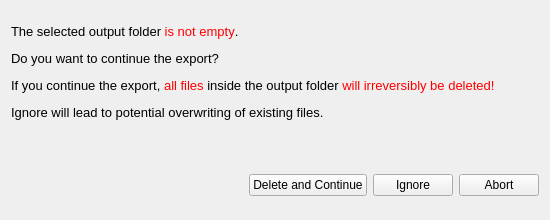
Above: iVS3D/src/iVS3D-core/view/emptyfolderdialog.ui from iVS3D/iVS3D before the change. Below: the same form after it.
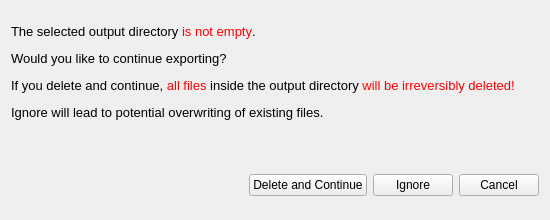
That is the form after the change.

```diff
--- a/iVS3D/src/iVS3D-core/view/emptyfolderdialog.ui
+++ b/iVS3D/src/iVS3D-core/view/emptyfolderdialog.ui
@@ -42,7 +42,7 @@
    <item>
     <widget class="QLabel" name="label">
      <property name="text">
-      <string>&lt;html&gt;&lt;head/&gt;&lt;body&gt;&lt;p&gt;&lt;span style=&quot; font-size:10pt;&quot;&gt;The selected output folder &lt;/span&gt;&lt;span style=&quot; font-size:10pt; color:#ff0000;&quot;&gt;is not empty&lt;/span&gt;&lt;span style=&quot; font-size:10pt;&quot;&gt;.&lt;/span&gt;&lt;/p&gt;&lt;p&gt;&lt;span style=&quot; font-size:10pt;&quot;&gt;Do you want to continue the export?&lt;/span&gt;&lt;/p&gt;&lt;p&gt;&lt;span style=&quot; font-size:10pt;&quot;&gt;If you continue the export, &lt;/span&gt;&lt;span style=&quot; font-size:10pt; color:#ff0000;&quot;&gt;all files&lt;/span&gt;&lt;span style=&quot; font-size:10pt;&quot;&gt; inside the output folder &lt;/span&gt;&lt;span style=&quot; font-size:10pt; color:#ff0000;&quot;&gt;will irreversibly be deleted!&lt;/span&gt;&lt;/p&gt;&lt;p&gt;&lt;span style=&quot; font-size:10pt;&quot;&gt;Ignore will lead to potential overwriting of existing files.&lt;/span&gt;&lt;/p&gt;&lt;/body&gt;&lt;/html&gt;</string>
+      <string>&lt;html&gt;&lt;head/&gt;&lt;body&gt;&lt;p&gt;&lt;span style=&quot; font-size:10pt;&quot;&gt;The selected output directory &lt;/span&gt;&lt;span style=&quot; font-size:10pt; color:#ff0000;&quot;&gt;is not empty&lt;/span&gt;&lt;span style=&quot; font-size:10pt;&quot;&gt;.&lt;/span&gt;&lt;/p&gt;&lt;p&gt;&lt;span style=&quot; font-size:10pt;&quot;&gt;Would you like to continue exporting?&lt;/span&gt;&lt;/p&gt;&lt;p&gt;&lt;span style=&quot; font-size:10pt;&quot;&gt;If you delete and continue, &lt;/span&gt;&lt;span style=&quot; font-size:10pt; color:#ff0000;&quot;&gt;all files&lt;/span&gt;&lt;span style=&quot; font-size:10pt;&quot;&gt; inside the output directory &lt;/span&gt;&lt;span style=&quot; font-size:10pt; color:#ff0000;&quot;&gt;will be irreversibly deleted!&lt;/span&gt;&lt;/p&gt;&lt;p&gt;&lt;span style=&quot; font-size:10pt;&quot;&gt;Ignore will lead to potential overwriting of existing files.&lt;/span&gt;&lt;/p&gt;&lt;/body&gt;&lt;/html&gt;</string>
      </property>
      <property name="wordWrap">
       <bool>true</bool>
@@ -131,7 +131,7 @@
         <enum>Qt::NoFocus</enum>
        </property>
        <property name="text">
-        <string>Abort</string>
+        <string>Cancel</string>
        </property>
       </widget>
      </item>
```
